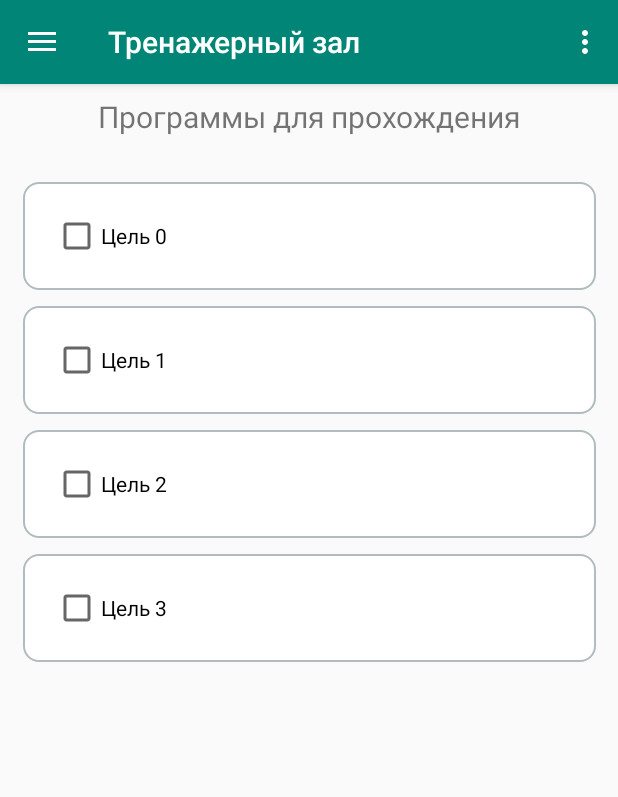
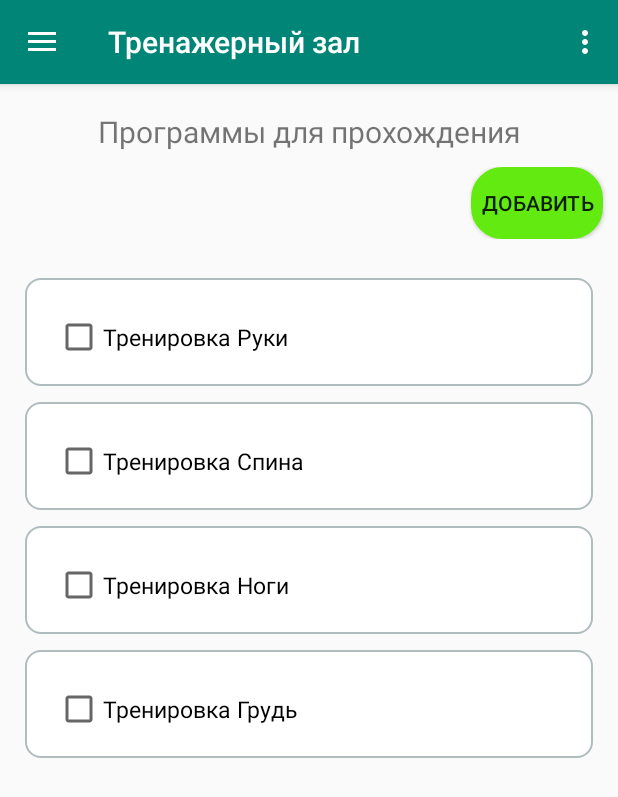
Before and after one commit to CaLLIekDeveloper/Home, an Android app: the screen it shows after launch (MainActivity), in the side drawer, after a tap on "Тренажерный зал", on a phone screen of 412 x 824 dp. Shown: the top 797 px of the screen. Run offline under Robolectric (Android 15) with nearby library versions, the phone set to English and light mode, and no system bars; our stand-ins replace navigation-ui.

Commit message:
Добавление БД
Добавление БД SqLite. Добавлен класс для работы с бд. Добавлены новые стили для кнопок. Измененно представление для тренировок(Добавлена кнопка отмена которая дает отменить выполнение тренировки при случайнок нажатии).

```diff
--- /dev/null
+++ b/app/src/main/java/com/example/home/DatabaseHelper.java
@@ -0,0 +1,91 @@
+package com.example.home;
+
+import android.content.Context;
+import android.database.Cursor;
+import android.database.SQLException;
+import android.database.sqlite.SQLiteDatabase;
+import android.database.sqlite.SQLiteOpenHelper;
+
+import java.io.File;
+import java.io.FileOutputStream;
+import java.io.IOException;
+import java.io.InputStream;
+import java.io.OutputStream;
+
+public class DatabaseHelper extends SQLiteOpenHelper {
+    public static String DB_NAME = "home.db";
+    private static final int DB_VERSION = 1;
+    private static String DB_PATH;
+    public SQLiteDatabase database;
+    private Context myContext;
+
+    public DatabaseHelper(Context context) {
+        super(context, DB_NAME, null, DB_VERSION);
+        this.myContext = context;
+        DB_PATH = "/data/data/com.example.home/databases/";
+    }
+
+    public void create_db() {
+        InputStream myInput = null;
+        OutputStream myOutput = null;
+        try {
+            File file = new File(DB_PATH + DB_NAME);
+            if (!file.exists()) {
+                this.getWritableDatabase();
+                myInput = myContext.getAssets().open(DB_NAME);
+                String outFileName = DB_PATH + DB_NAME;
+                myOutput = new FileOutputStream(outFileName);
+                byte[] buffer = new byte[1024];
+                int length;
+                while ((length = myInput.read(buffer)) > 0) {
+                    myOutput.write(buffer, 0, length);
+                }
+
+                myOutput.flush();
+                myOutput.close();
+                myInput.close();
+            }
+        } catch (IOException ex) {
+
+        }
+    }
+
+    public void open() throws SQLException {
+        String path = DB_PATH + DB_NAME;
+        database = SQLiteDatabase.openDatabase(path, null, SQLiteDatabase.OPEN_READWRITE);
+    }
+
+    @Override
+    public synchronized void close() {
+        if (database != null) {
+            database.close();
+        }
+        super.close();
+    }
+
+    public Cursor query(String query)
+    {
+        open();
+        Cursor userCursor = database.rawQuery(query, null);
+        close();
+        return userCursor;
+    }
+
+    public void queryExec(String query)
+    {
+        open();
+        database.execSQL(query);
+        close();
+    }
+
+    @Override
+    public void onCreate(SQLiteDatabase db) {
+    }
+
+    @Override
+    public void onUpgrade(SQLiteDatabase db, int oldVersion, int newVersion) {
+    }
+
+
+
+}
--- a/app/src/main/java/com/example/home/MainActivity.java
+++ b/app/src/main/java/com/example/home/MainActivity.java
@@ -20,6 +20,7 @@ import android.widget.TextView;
 public class MainActivity extends AppCompatActivity {
 
     User user;
+    static public DatabaseHelper dbHelper;
     private AppBarConfiguration mAppBarConfiguration;
 
     @Override
@@ -29,7 +30,7 @@ public class MainActivity extends AppCompatActivity {
         Toolbar toolbar = findViewById(R.id.toolbar);
         setSupportActionBar(toolbar);
 
-        //Initiate();
+        Initiate();
 
         DrawerLayout drawer = findViewById(R.id.drawer_layout);
         NavigationView navigationView = findViewById(R.id.nav_view);
@@ -47,13 +48,17 @@ public class MainActivity extends AppCompatActivity {
 
     private void Initiate()
     {
+        /*
         user = new User();
         TextView textView = findViewById(R.id.navBarLogin);
         textView.setText(user.login);
 
         TextView textView1 = findViewById(R.id.navBarEmail);
         textView1.setText(user.email);
+        */
 
+        MainActivity.dbHelper = new DatabaseHelper(this);
+        MainActivity.dbHelper.create_db();
     }
 
     @Override
--- /dev/null
+++ b/app/src/main/java/com/example/home/SqlGymGoals.java
@@ -0,0 +1,18 @@
+package com.example.home;
+
+public class SqlGymGoals {
+    //Таблица бд для класса     GymGoals
+
+    //Поля: textGoal, statusGoal
+    public static final String insertGoals(String textGoal, int statusGoal)
+    {
+        return "INSERT INTO GymGoals(textGoal,statusGoal)\n" +
+                "VALUES\n" +
+                "(\""+textGoal+"\",\""+statusGoal+"\");";
+    }
+
+    public static final String selectGoals()
+    {
+        return "SELECT * FROM GymGoals;";
+    }
+}
--- a/app/src/main/java/com/example/home/ui/gym/GymFragment.java
+++ b/app/src/main/java/com/example/home/ui/gym/GymFragment.java
@@ -1,9 +1,12 @@
 package com.example.home.ui.gym;
 
+import android.database.Cursor;
 import android.os.Bundle;
+import android.os.Handler;
 import android.view.LayoutInflater;
 import android.view.View;
 import android.view.ViewGroup;
+import android.widget.Button;
 import android.widget.CheckBox;
 import android.widget.CompoundButton;
 import android.widget.LinearLayout;
@@ -15,7 +18,10 @@ import androidx.fragment.app.Fragment;
 import androidx.lifecycle.Observer;
 import androidx.lifecycle.ViewModelProviders;
 
+import com.example.home.MainActivity;
 import com.example.home.R;
+import com.example.home.SqlGymGoals;
+import com.example.home.TableGymGoals;
 
 public class GymFragment extends Fragment {
 
@@ -28,7 +34,7 @@ public class GymFragment extends Fragment {
         gymViewModel =
                 ViewModelProviders.of(this).get(GymViewModel.class);
         View root = inflater.inflate(R.layout.fragment_gym, container, false);
-        final TextView textView = root.findViewById(R.id.text_gallery);
+        final TextView textView = root.findViewById(R.id.title_gym);
         mainLayout = root.findViewById(R.id.containerGoals);
         addFragments();
         gymViewModel.getText().observe(this, new Observer<String>() {
@@ -43,24 +49,61 @@ public class GymFragment extends Fragment {
     private void addFragments()
     {
         mainLayout.removeAllViews();
-        for(int i=0; i<4; i++)
+        MainActivity.dbHelper.open();
+        Cursor cursorGoals = MainActivity.dbHelper.database.rawQuery(SqlGymGoals.selectGoals(),null);
+
+        if(cursorGoals.getCount()>0)cursorGoals.moveToFirst();
+        for(int i=0; i<cursorGoals.getCount(); i++)
         {
+            String textGoal = cursorGoals.getString(cursorGoals
+                    .getColumnIndex(TableGymGoals.COLUMN_TEXT_GOAL));
+
             final  View view = getLayoutInflater().inflate(R.layout.fragment_goal, null);
 
             final CheckBox enableBox = view.findViewById(R.id.checkBox);
-            enableBox.setText("Цель "+i);
+            enableBox.setText("Тренировка "+textGoal);
 
             enableBox.setOnCheckedChangeListener(new CompoundButton.OnCheckedChangeListener() {
                 public void onCheckedChanged(CompoundButton buttonView, boolean isChecked) {
+                    final Handler handler = new Handler();
+                    final Runnable runnable = new Runnable() {
+                        @Override
+                        public void run() {
+                            mainLayout.removeView(view);
+                        }
+                    };
+                    //Если флажок установлен
+                    if (isChecked) {
+                        //делаем флажок невидимым
+                        enableBox.setVisibility(View.INVISIBLE);
+                        //находим кнопку с нужным айди
+                        final Button btnCancel = view.findViewById(R.id.btn_cancel);
+                        //делаем её видимлй
+                        btnCancel.setVisibility(View.VISIBLE);
+                        //запускаем таймер по окончанию которого удаляем вьюшку
+                        handler.postDelayed(runnable, 1500);
 
-                    if (isChecked) {
-                        mainLayout.removeView(view);
+                        btnCancel.setOnClickListener(new View.OnClickListener() {
+                            @Override
+                            public void onClick(View view) {
+                                handler.removeCallbacks(runnable);
+                                enableBox.setChecked(false);
+                                btnCancel.setVisibility(View.INVISIBLE);
+                                enableBox.setVisibility(View.VISIBLE);
+                            }
+                        });
                     } else {
+                        //not happened
                     }
                 }
             });
 
             mainLayout.addView(view);
+            cursorGoals.moveToNext();
         }
+
+        cursorGoals.close();
+        MainActivity.dbHelper.close();
+
     }
 }
--- /dev/null
+++ b/app/src/main/res/drawable/btn_stroke_black95_press_white.xml
@@ -0,0 +1,5 @@
+<?xml version="1.0" encoding="utf-8"?>
+<selector xmlns:android="http://schemas.android.com/apk/res/android">
+    <item android:state_pressed="false" android:drawable="@drawable/style_btn_stroke_black95"></item>
+    <item android:state_pressed="true" android:drawable="@drawable/style_btn_stroke_black95_press_white" ></item>
+</selector>
--- /dev/null
+++ b/app/src/main/res/drawable/btn_stroke_red_press_white.xml
@@ -0,0 +1,5 @@
+<?xml version="1.0" encoding="utf-8"?>
+<selector xmlns:android="http://schemas.android.com/apk/res/android">
+    <item android:state_pressed="false" android:drawable="@drawable/style_btn_stroke_red"></item>
+    <item android:state_pressed="true" android:drawable="@drawable/style_btn_press_white" ></item>
+</selector>
--- /dev/null
+++ b/app/src/main/res/drawable/style_btn_green.xml
@@ -0,0 +1,6 @@
+<?xml version="1.0" encoding="utf-8"?>
+<shape xmlns:android="http://schemas.android.com/apk/res/android">
+    <stroke android:width="2dp" android:color="@color/green"></stroke>
+    <corners android:radius="20dp"></corners>
+    <solid android:color="@color/green"></solid>
+</shape>
--- /dev/null
+++ b/app/src/main/res/drawable/style_btn_press_white.xml
@@ -0,0 +1,6 @@
+<?xml version="1.0" encoding="utf-8"?>
+<shape xmlns:android="http://schemas.android.com/apk/res/android">
+    <stroke android:width="2dp" android:color="@color/black95"></stroke>
+    <corners android:radius="20dp"></corners>
+    <solid android:color="@color/white"></solid>
+</shape>
--- /dev/null
+++ b/app/src/main/res/drawable/style_btn_stroke_black95.xml
@@ -0,0 +1,5 @@
+<?xml version="1.0" encoding="utf-8"?>
+<shape xmlns:android="http://schemas.android.com/apk/res/android">
+    <stroke android:width="2dp" android:color="@color/black95"></stroke>
+    <corners android:radius="20dp"></corners>
+</shape>
--- /dev/null
+++ b/app/src/main/res/drawable/style_btn_stroke_black95_press_white.xml
@@ -0,0 +1,6 @@
+<?xml version="1.0" encoding="utf-8"?>
+<shape xmlns:android="http://schemas.android.com/apk/res/android">
+    <stroke android:width="2dp" android:color="@color/black95"></stroke>
+    <corners android:radius="20dp"></corners>
+    <solid android:color="@color/white"></solid>
+</shape>
--- /dev/null
+++ b/app/src/main/res/drawable/style_btn_stroke_red.xml
@@ -0,0 +1,6 @@
+<?xml version="1.0" encoding="utf-8"?>
+<shape xmlns:android="http://schemas.android.com/apk/res/android">
+    <stroke android:width="2dp" android:color="@color/red"></stroke>
+    <corners android:radius="20dp"></corners>
+    <solid android:color="@color/red"></solid>
+</shape>
--- /dev/null
+++ b/app/src/main/res/drawable/style_fragment_goal_press_green.xml
@@ -0,0 +1,4 @@
+<?xml version="1.0" encoding="utf-8"?>
+<shape xmlns:android="http://schemas.android.com/apk/res/android">
+<solid android:color="@color/green"></solid>
+</shape>
--- /dev/null
+++ b/app/src/main/res/drawable/style_fragment_goal_white.xml
@@ -0,0 +1,4 @@
+<?xml version="1.0" encoding="utf-8"?>
+<shape xmlns:android="http://schemas.android.com/apk/res/android">
+<solid android:color="@color/white"></solid>
+</shape>
--- a/app/src/main/res/layout/fragment_goal.xml
+++ b/app/src/main/res/layout/fragment_goal.xml
@@ -5,7 +5,7 @@
     android:layout_width="match_parent"
     android:layout_height="wrap_content">
 
-    <androidx.constraintlayout.widget.ConstraintLayout
+    <LinearLayout
         android:id="@+id/fl"
         android:layout_width="match_parent"
         android:layout_height="match_parent"
@@ -21,13 +21,25 @@
             android:layout_height="wrap_content"
             android:layout_marginStart="10dp"
             android:layout_marginTop="10dp"
-            android:layout_marginEnd="276dp"
             android:layout_marginBottom="10dp"
-            android:text="Цель 1"
+            android:text="Тренировка Спины"
             app:layout_constraintBottom_toBottomOf="parent"
             app:layout_constraintEnd_toEndOf="parent"
             app:layout_constraintStart_toStartOf="parent"
-            app:layout_constraintTop_toTopOf="parent" />
+            app:layout_constraintTop_toTopOf="parent"
+            android:textSize="15sp"
+            android:layout_weight="1"/>
 
-    </androidx.constraintlayout.widget.ConstraintLayout>
+        <Button
+            android:id="@+id/btn_cancel"
+            android:layout_width="wrap_content"
+            android:layout_height="40dp"
+            android:layout_marginTop="9dp"
+            android:layout_weight="1"
+            android:background="@drawable/btn_stroke_red_press_white"
+            android:gravity="center"
+            android:text="Отменить"
+            android:textSize="13sp"
+            android:visibility="invisible" />
+    </LinearLayout>
 </FrameLayout>
--- a/app/src/main/res/layout/fragment_gym.xml
+++ b/app/src/main/res/layout/fragment_gym.xml
@@ -1,41 +1,26 @@
 <?xml version="1.0" encoding="utf-8"?>
-<androidx.constraintlayout.widget.ConstraintLayout xmlns:android="http://schemas.android.com/apk/res/android"
+<RelativeLayout xmlns:android="http://schemas.android.com/apk/res/android"
     xmlns:app="http://schemas.android.com/apk/res-auto"
     xmlns:tools="http://schemas.android.com/tools"
+    android:id="@+id/container1"
     android:layout_width="match_parent"
     android:layout_height="match_parent">
 
-    <androidx.constraintlayout.widget.ConstraintLayout
+    <LinearLayout
+        android:id="@+id/container2"
         android:layout_width="match_parent"
         android:layout_height="match_parent"
-        android:layout_marginTop="50dp"
-        app:layout_behavior="@string/appbar_scrolling_view_behavior"
-        app:layout_constraintStart_toStartOf="parent"
-        app:layout_constraintTop_toTopOf="parent">
-
-        <ScrollView
-            android:layout_width="wrap_content"
-            android:layout_height="wrap_content"
-            android:layout_marginStart="1dp"
-            android:layout_marginLeft="1dp"
-            android:layout_marginTop="10dp"
-            android:layout_marginEnd="1dp"
-            android:layout_marginRight="1dp"
-            app:layout_constraintEnd_toEndOf="parent"
-            app:layout_constraintStart_toStartOf="parent"
-            app:layout_constraintTop_toTopOf="parent">
+        android:orientation="vertical">
 
         <LinearLayout
-                android:id="@+id/containerGoals"
+            android:id="@+id/line1"
             android:layout_width="match_parent"
             android:layout_height="wrap_content"
-                android:layout_marginBottom="5dp"
-                android:orientation="vertical" />
-        </ScrollView>
-    </androidx.constraintlayout.widget.ConstraintLayout>
+            android:layout_marginTop="10dp"
+            android:orientation="horizontal">
 
             <TextView
-        android:id="@+id/text_gallery"
+                android:id="@+id/title_gym"
                 android:layout_width="match_parent"
                 android:layout_height="wrap_content"
                 android:layout_marginStart="8dp"
@@ -46,5 +31,60 @@
                 app:layout_constraintEnd_toEndOf="parent"
                 app:layout_constraintStart_toStartOf="parent"
                 app:layout_constraintTop_toTopOf="parent" />
+        </LinearLayout>
 
+        <LinearLayout
+            android:id="@+id/line2"
+            android:layout_width="match_parent"
+            android:layout_height="wrap_content"
+            android:layout_marginTop="10dp"
+            android:gravity="right"
+            android:orientation="horizontal">
+
+            <Button
+                android:id="@+id/btn_add"
+                android:layout_width="wrap_content"
+                android:layout_height="wrap_content"
+                android:layout_marginRight="10dp"
+                android:layout_weight="0"
+                android:background="@drawable/style_btn_green"
+                android:text="Добавить" />
+        </LinearLayout>
+
+        <LinearLayout
+            android:layout_width="match_parent"
+            android:layout_height="match_parent"
+            android:layout_marginTop="5dp"
+            android:orientation="horizontal">
+
+            <androidx.constraintlayout.widget.ConstraintLayout
+                android:layout_width="match_parent"
+                android:layout_height="match_parent"
+                app:layout_behavior="@string/appbar_scrolling_view_behavior"
+                app:layout_constraintStart_toStartOf="parent"
+                app:layout_constraintTop_toTopOf="parent">
+
+                <ScrollView
+                    android:layout_width="0dp"
+                    android:layout_height="wrap_content"
+                    android:layout_marginStart="1dp"
+                    android:layout_marginTop="10dp"
+                    android:layout_marginEnd="1dp"
+                    app:layout_constraintEnd_toEndOf="parent"
+                    app:layout_constraintStart_toStartOf="parent"
+                    app:layout_constraintTop_toTopOf="parent">
+
+                    <LinearLayout
+                        android:id="@+id/containerGoals"
+                        android:layout_width="match_parent"
+                        android:layout_height="wrap_content"
+                        android:layout_marginBottom="5dp"
+                        android:orientation="vertical"
+                        android:padding="5dp" />
+                </ScrollView>
             </androidx.constraintlayout.widget.ConstraintLayout>
+        </LinearLayout>
+
+    </LinearLayout>
+
+</RelativeLayout>
--- a/app/src/main/res/values/colors.xml
+++ b/app/src/main/res/values/colors.xml
@@ -3,4 +3,10 @@
     <color name="colorPrimary">#008577</color>
     <color name="colorPrimaryDark">#00574B</color>
     <color name="colorAccent">#D81B60</color>
+    <color name="black95">#95000000</color>
+    <color name="white">#fff</color>
+    <color name="black60">#60000000</color>
+    <color name="blue">#48d1ff</color>
+    <color name="green">#63EB11</color>
+    <color name="red">#FF0000</color>
 </resources>
```
Also changed, not shown: app/src/main/java/com/example/home/TableGymGoals.java (added, +7 -0 lines), app/src/main/res/drawable/fragment_stroke_white_press_green.xml (added, +20 -0 lines), app/src/main/assets/home.db (added), app/src/main/res/drawable/layout_border.xml (line endings or trailing spaces). Lines whose indentation alone changed are shown as unchanged.
